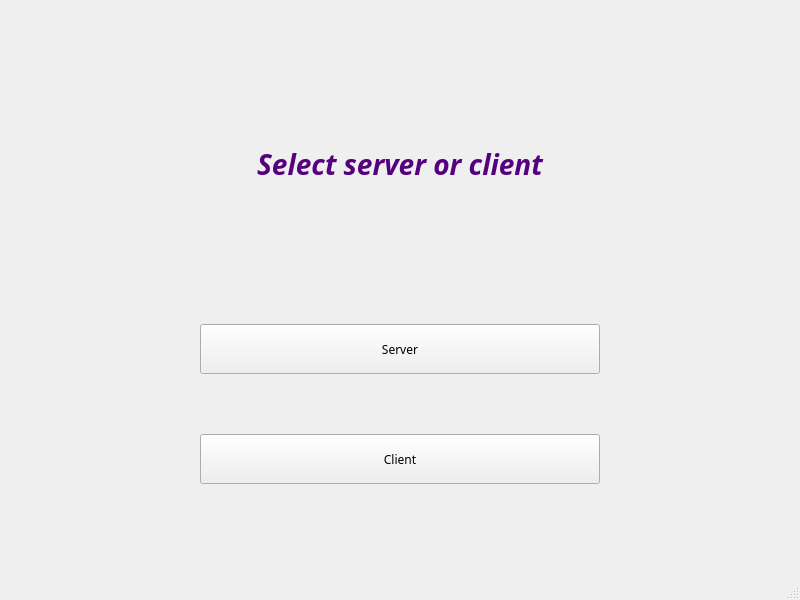
The window that serverorclient.ui (A-hmy/SkullKing_Endless-Loop_8) describes before a commit, drawn with Qt 5.
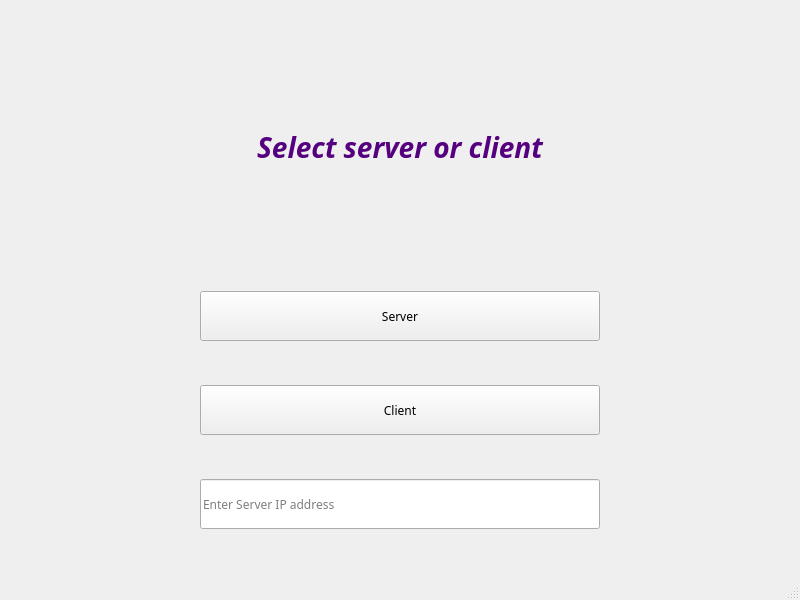
The same window after the commit.

Commit message: page client connected to server

Diff of the .ui file:
```diff
--- a/serverorclient.ui
+++ b/serverorclient.ui
@@ -14,75 +14,9 @@
    <string>MainWindow</string>
   </property>
   <widget class="QWidget" name="centralwidget">
-   <widget class="QPushButton" name="server">
-    <property name="geometry">
-     <rect>
-      <x>200</x>
-      <y>324</y>
-      <width>400</width>
-      <height>50</height>
-     </rect>
-    </property>
-    <property name="minimumSize">
-     <size>
-      <width>400</width>
-      <height>50</height>
-     </size>
-    </property>
-    <property name="maximumSize">
-     <size>
-      <width>400</width>
-      <height>50</height>
-     </size>
-    </property>
-    <property name="font">
-     <font>
-      <family>Segoe Script</family>
-     </font>
-    </property>
-    <property name="text">
-     <string>Server</string>
-    </property>
-   </widget>
-   <widget class="QPushButton" name="client">
-    <property name="geometry">
-     <rect>
-      <x>200</x>
-      <y>434</y>
-      <width>400</width>
-      <height>50</height>
-     </rect>
-    </property>
-    <property name="minimumSize">
-     <size>
-      <width>400</width>
-      <height>50</height>
-     </size>
-    </property>
-    <property name="maximumSize">
-     <size>
-      <width>400</width>
-      <height>50</height>
-     </size>
-    </property>
-    <property name="font">
-     <font>
-      <family>Segoe Script</family>
-     </font>
-    </property>
-    <property name="text">
-     <string>Client</string>
-    </property>
-   </widget>
+   <layout class="QGridLayout" name="gridLayout">
+    <item row="0" column="0">
    <widget class="QLabel" name="label">
-    <property name="geometry">
-     <rect>
-      <x>200</x>
-      <y>64</y>
-      <width>400</width>
-      <height>200</height>
-     </rect>
-    </property>
     <property name="minimumSize">
      <size>
       <width>400</width>
@@ -116,6 +50,80 @@
      <set>Qt::AlignCenter</set>
     </property>
    </widget>
+    </item>
+    <item row="1" column="0">
+     <widget class="QPushButton" name="server">
+      <property name="minimumSize">
+       <size>
+        <width>400</width>
+        <height>50</height>
+       </size>
+      </property>
+      <property name="maximumSize">
+       <size>
+        <width>400</width>
+        <height>50</height>
+       </size>
+      </property>
+      <property name="font">
+       <font>
+        <family>Segoe Script</family>
+       </font>
+      </property>
+      <property name="text">
+       <string>Server</string>
+      </property>
+     </widget>
+    </item>
+    <item row="2" column="0">
+     <widget class="QPushButton" name="client">
+      <property name="minimumSize">
+       <size>
+        <width>400</width>
+        <height>50</height>
+       </size>
+      </property>
+      <property name="maximumSize">
+       <size>
+        <width>400</width>
+        <height>50</height>
+       </size>
+      </property>
+      <property name="font">
+       <font>
+        <family>Segoe Script</family>
+       </font>
+      </property>
+      <property name="text">
+       <string>Client</string>
+      </property>
+     </widget>
+    </item>
+    <item row="3" column="0">
+     <widget class="QLineEdit" name="IpServer">
+      <property name="minimumSize">
+       <size>
+        <width>400</width>
+        <height>50</height>
+       </size>
+      </property>
+      <property name="maximumSize">
+       <size>
+        <width>400</width>
+        <height>50</height>
+       </size>
+      </property>
+      <property name="font">
+       <font>
+        <family>Segoe Print</family>
+       </font>
+      </property>
+      <property name="placeholderText">
+       <string>Enter Server IP address</string>
+      </property>
+     </widget>
+    </item>
+   </layout>
   </widget>
   <widget class="QMenuBar" name="menubar">
    <property name="geometry">
```
Lines whose indentation alone changed are shown as unchanged. The commit also changes 2 other files.
